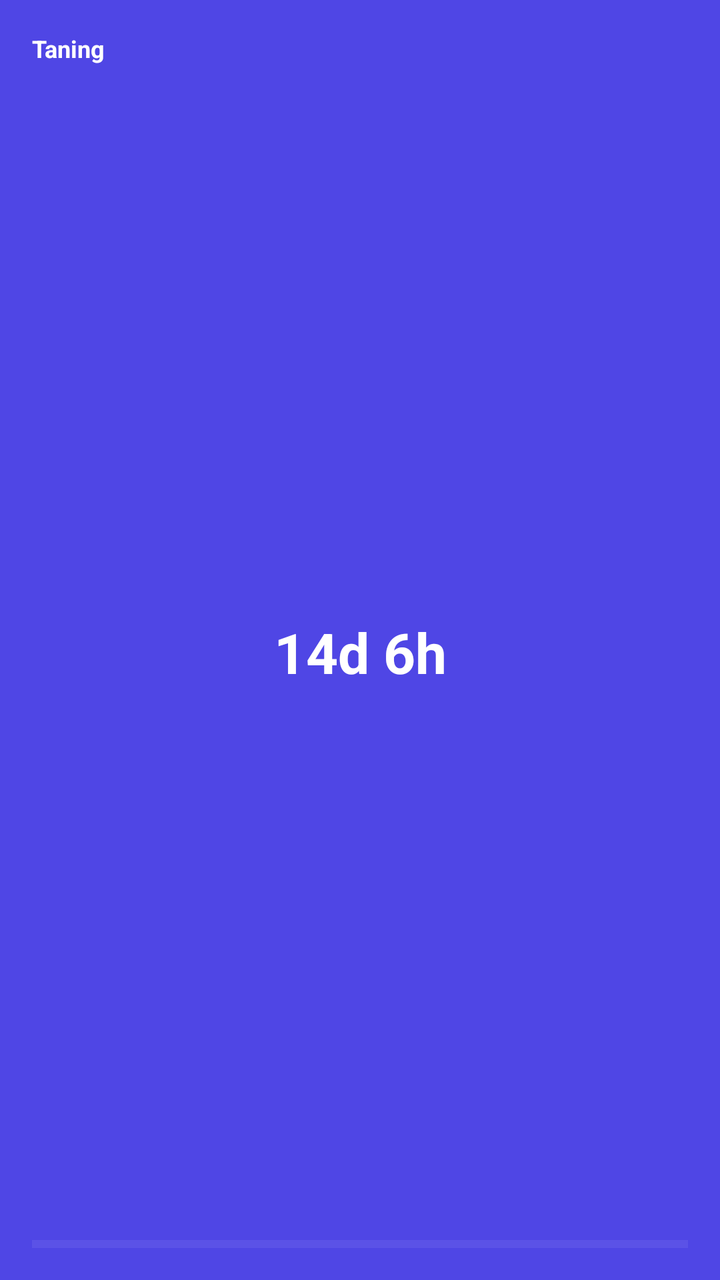
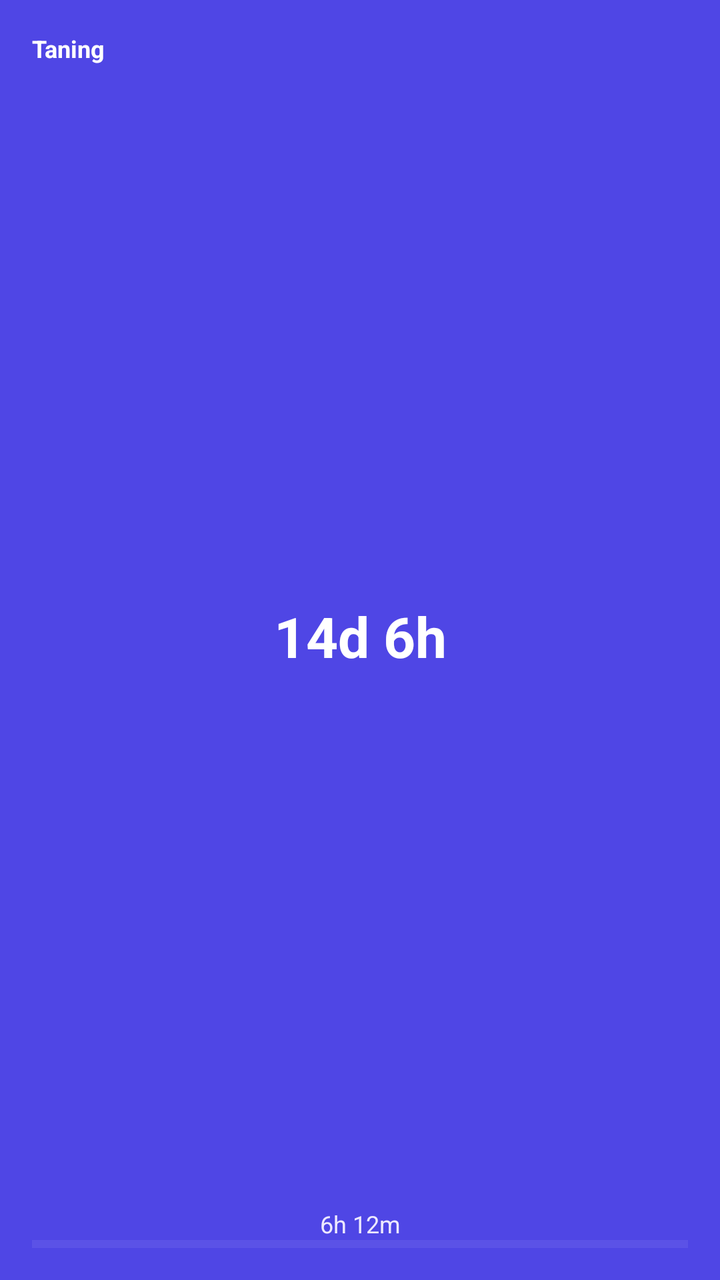

The first picture is an Android layout as it rendered before a commit; the second is the same layout after the commit. The layout source and the unified diff follow.
<!-- AndroidManifest.xml: fallback theme Theme.MaterialComponents.DayNight.NoActionBar -->
<!-- res/layout/taning_widget_layout.xml -->
<?xml version="1.0" encoding="utf-8"?>
<LinearLayout xmlns:android="http://schemas.android.com/apk/res/android"
    android:id="@+id/widget_container"
    android:layout_width="match_parent"
    android:layout_height="match_parent"
    android:orientation="vertical"
    android:padding="16dp"
    android:background="#4F46E5">

    <TextView
        android:id="@+id/widget_title"
        android:layout_width="match_parent"
        android:layout_height="wrap_content"
        android:text="Taning"
        android:textColor="#FFFFFF"
        android:textSize="12sp"
        android:textStyle="bold"
        android:maxLines="1"
        android:ellipsize="end" />

    <TextView
        android:id="@+id/widget_countdown"
        android:layout_width="match_parent"
        android:layout_height="0dp"
        android:layout_weight="1"
        android:gravity="center"
        android:text="14d 6h"
        android:textColor="#FFFFFF"
        android:textSize="28sp"
        android:textStyle="bold"
        android:maxLines="1"
        android:ellipsize="end" />

    <ProgressBar
        android:id="@+id/widget_progress"
        style="?android:attr/progressBarStyleHorizontal"
        android:layout_width="match_parent"
        android:layout_height="4dp"
        android:progress="0"
        android:max="100"
        android:progressTint="#FFFFFF"
        android:progressBackgroundTint="#40FFFFFF" />

</LinearLayout>
<!-- resources referenced by this layout -->
<resources>

</resources>

<!-- the commit's change to res/layout/taning_widget_layout.xml (unified diff, before → after) -->
@@ -31,6 +31,17 @@
         android:maxLines="1"
         android:ellipsize="end" />
 
+    <TextView
+        android:id="@+id/widget_subtext"
+        android:layout_width="match_parent"
+        android:layout_height="wrap_content"
+        android:gravity="center"
+        android:text="6h 12m"
+        android:textColor="#EDE9FE"
+        android:textSize="12sp"
+        android:maxLines="1"
+        android:ellipsize="end" />
+
     <ProgressBar
         android:id="@+id/widget_progress"
         style="?android:attr/progressBarStyleHorizontal"
